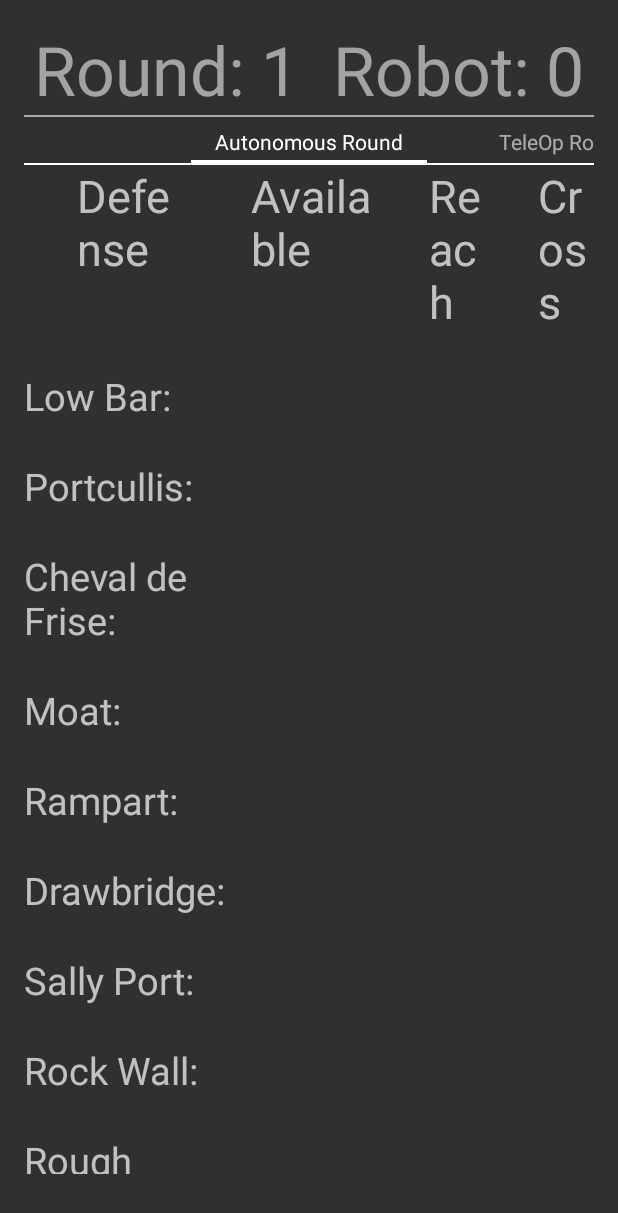
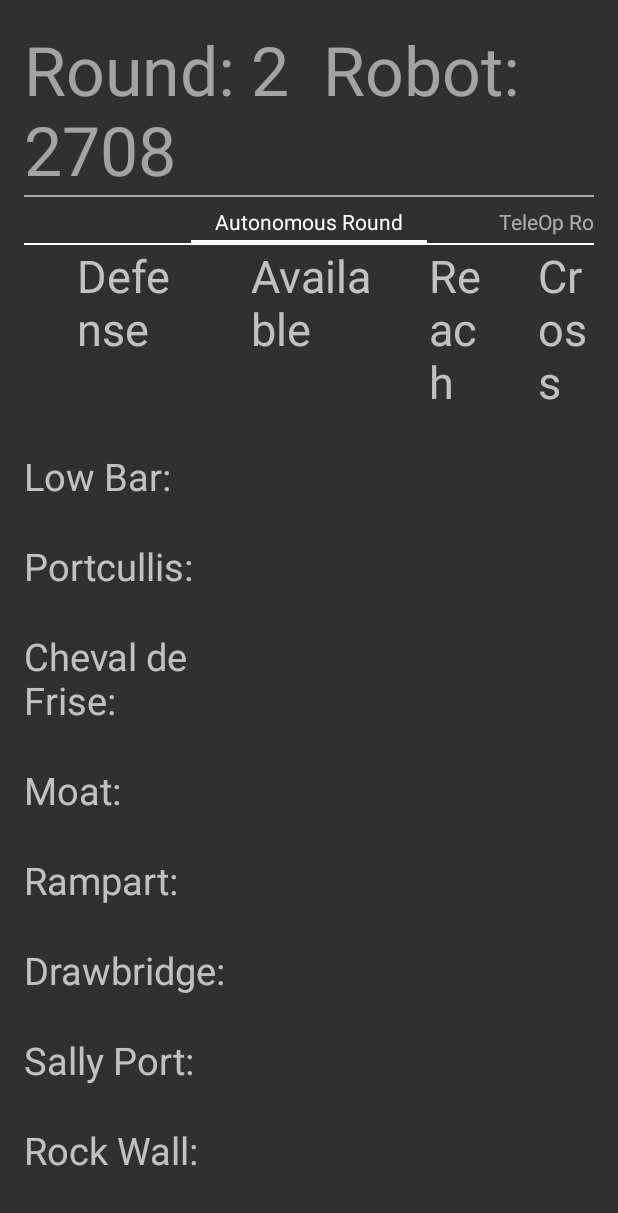
Before and after one commit to LakeEffectRobotics/LakeEffectScoutingApp, an Android app: the screen it shows after launch (MainActivity), on a phone screen of 412 x 824 dp. Shown: the top 1213 px of the screen. Run offline under Robolectric (Android 15) with nearby library versions, the phone set to English and light mode, and no system bars; plain views replace PercentRelativeLayout.

Commit message:
Work on re-arranging 2

```diff
--- a/app/src/main/java/ca/lakeeffect/scoutingapp/InputPagerAdapter.java
+++ b/app/src/main/java/ca/lakeeffect/scoutingapp/InputPagerAdapter.java
@@ -11,7 +11,7 @@ import android.support.v4.app.FragmentPagerAdapter;
  */
 public class InputPagerAdapter extends FragmentPagerAdapter{
 
-    final int PAGENUM = 2;
+    final int PAGENUM = 3;
 
     public InputPagerAdapter(FragmentManager fm) {
         super(fm);
@@ -24,6 +24,8 @@ public class InputPagerAdapter extends FragmentPagerAdapter{
                 return new AutoPage();
             case 1:
                 return new TeleopPage();
+            case 2:
+                return new EndgamePage();
         }
         return null;
     }
@@ -40,6 +42,8 @@ public class InputPagerAdapter extends FragmentPagerAdapter{
                 return "Autonomous Round";
             case 1:
                 return "TeleOp Round";
+            case 2:
+                return "Endgame";
         }
         return "";
     }
--- a/app/src/main/java/ca/lakeeffect/scoutingapp/MainActivity.java
+++ b/app/src/main/java/ca/lakeeffect/scoutingapp/MainActivity.java
@@ -42,8 +42,8 @@ public class MainActivity extends AppCompatActivity implements View.OnClickListe
     TextView timer;
     TextView robotNumText;//robotnum and round
 
-    int robotNum = 0000;
-    int round = 1;
+    int robotNum = 2708;
+    int round = 2;
 
     static long start;
 
```
Also changed, not shown: app/src/main/res/layout/endgamepage.xml (renamed from app/src/main/res/layout/fragment_endgamepage.xml, +4 -4 lines).
